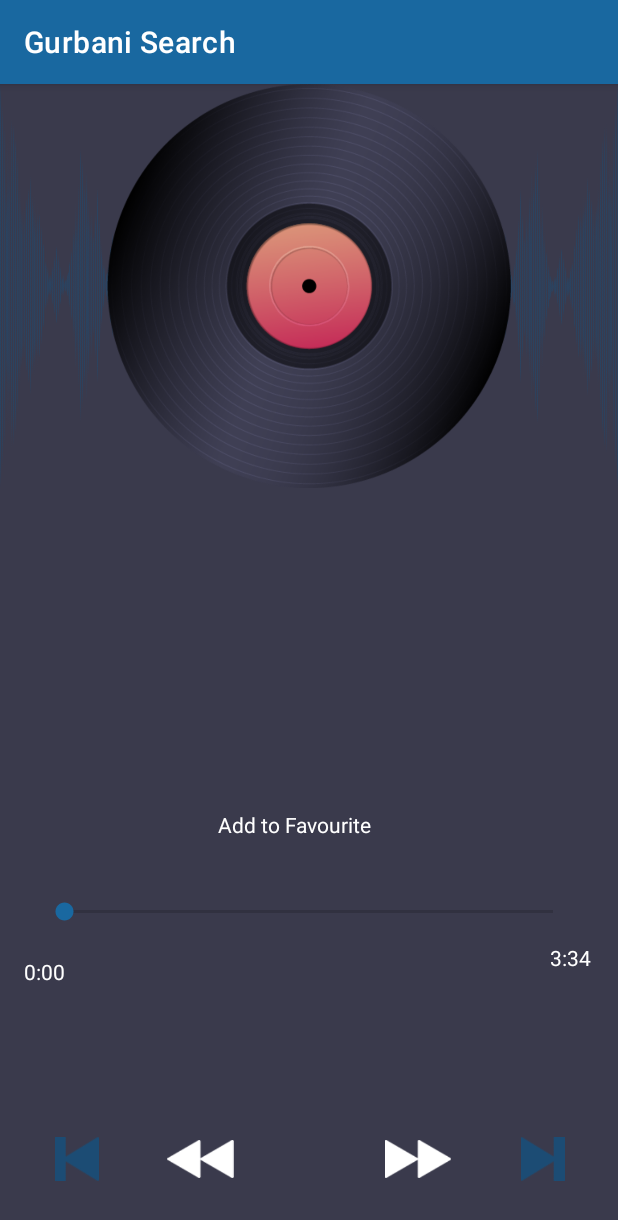
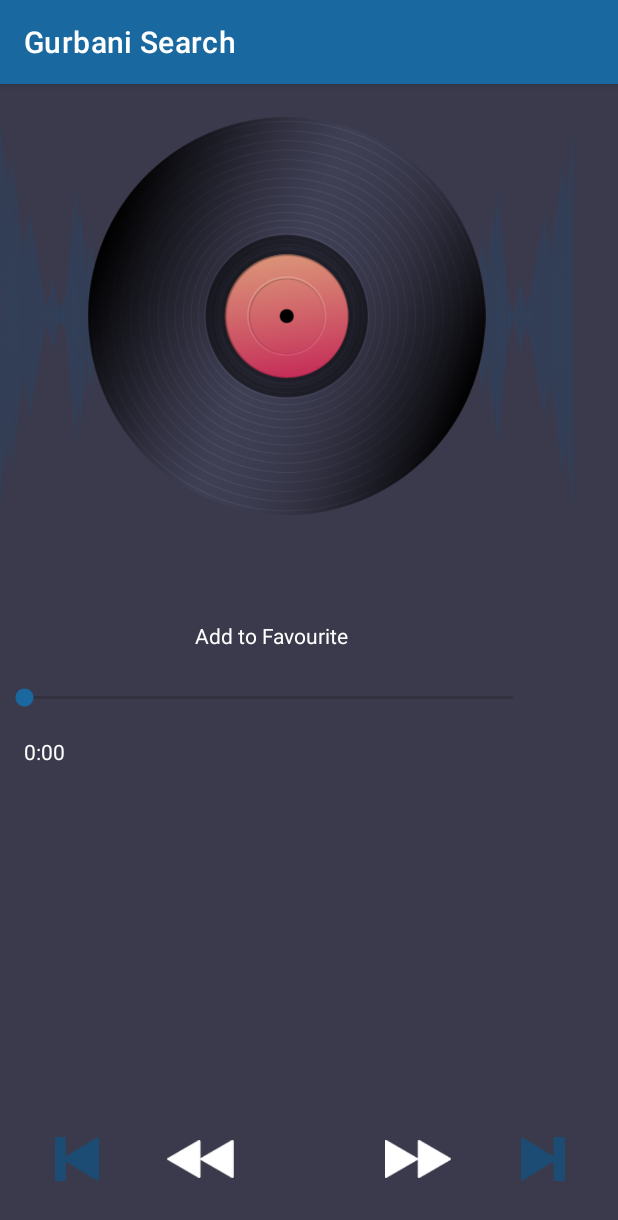
Before and after one commit to parneet5253/finalgurbanisearcher, an Android app: the AudioPlayer screen opened directly, with no data from a screen before it, on a phone screen of 412 x 824 dp. Shown: the top 1220 px of the screen. Run offline under Robolectric (Android 15) with nearby library versions, the phone set to English and light mode, and no system bars; 1 statement that could not run was skipped.

Commit message:
new commit1

```diff
--- a/app/src/main/java/com/example/finalgurbanisearcher/LiveKirtan.kt
+++ b/app/src/main/java/com/example/finalgurbanisearcher/LiveKirtan.kt
@@ -9,16 +9,12 @@ import com.google.android.material.bottomnavigation.BottomNavigationView
 class LiveKirtan : AppCompatActivity() {
 
 
-
         override fun onCreate(savedInstanceState: Bundle?) {
             super.onCreate(savedInstanceState)
             setContentView(R.layout.live_kirtan)
 
-
-
             val bottomMenuBar: BottomNavigationView? = findViewById<BottomNavigationView>(R.id.bottomMenuBar)
             bottomMenuBar?.setOnNavigationItemSelectedListener {
-
 
                 when (it.itemId) {
                     R.id.home -> {
--- /dev/null
+++ b/app/src/main/res/drawable/ic_baseline_arrow_forward_ios_24.xml
@@ -0,0 +1,6 @@
+<vector android:alpha="0.99" android:autoMirrored="true"
+    android:height="24dp" android:tint="#F8F3F3"
+    android:viewportHeight="24" android:viewportWidth="24"
+    android:width="24dp" xmlns:android="http://schemas.android.com/apk/res/android">
+    <path android:fillColor="@android:color/white" android:pathData="M6.23,20.23l1.77,1.77l10,-10l-10,-10l-1.77,1.77l8.23,8.23z"/>
+</vector>
--- a/app/src/main/res/layout/audio_list.xml
+++ b/app/src/main/res/layout/audio_list.xml
@@ -17,7 +17,7 @@
             android:layout_width="40dp"
             android:layout_height="40dp"
             android:layout_centerVertical="true"
-            android:layout_marginStart="10dp"
+            android:layout_marginStart="22dp"
             android:background="@color/homePageBackgroundColor"
             android:src="@drawable/musicplaybutton" />
 
@@ -26,7 +26,7 @@
             android:layout_width="220sp"
             android:layout_height="25sp"
             android:layout_marginStart="75dp"
-            android:layout_marginTop="5dp"
+            android:layout_marginTop="10dp"
             android:ellipsize="end"
             android:maxLines="1"
             android:textColor="@color/white"
@@ -37,7 +37,7 @@
             android:layout_width="220sp"
             android:layout_height="25sp"
             android:layout_marginStart="75dp"
-            android:layout_marginTop="30dp"
+            android:layout_marginTop="35dp"
             android:ellipsize="end"
             android:maxLines="1"
             android:textColor="@color/white"
--- a/app/src/main/res/layout/audio_player.xml
+++ b/app/src/main/res/layout/audio_player.xml
@@ -7,78 +7,71 @@
     android:background="#3a3a4c"
     tools:context=".MainActivity">
 
+    <LinearLayout
+        android:id="@+id/linearLayout"
+        android:layout_width="406dp"
+        android:layout_height="460dp"
+        android:orientation="vertical"
+        tools:ignore="MissingConstraints">
+
         <ImageView
             android:id="@+id/imageViewa1"
-        android:layout_width="412sp"
-        android:layout_height="269sp"
+            android:layout_width="wrap_content"
+            android:layout_height="265sp"
+            android:layout_marginTop="22dp"
+            android:layout_marginRight="24dp"
             android:background="@drawable/soundwave"
             app:srcCompat="@drawable/audioicon"
-        tools:layout_editor_absoluteX="4dp"
-        tools:layout_editor_absoluteY="30dp"
             tools:ignore="MissingConstraints" />
 
         <TextView
             android:id="@+id/audio_name"
             android:layout_width="221sp"
-        android:layout_height="50sp"
+            android:layout_height="35sp"
+            android:layout_marginLeft="74dp"
+            android:layout_marginTop="30dp"
             android:textAlignment="center"
             android:textColor="@color/white"
-        android:textStyle="bold"
-        app:layout_constraintBottom_toBottomOf="parent"
-        app:layout_constraintEnd_toEndOf="parent"
-        app:layout_constraintStart_toStartOf="parent"
-        app:layout_constraintTop_toTopOf="parent"
-        app:layout_constraintVertical_bias="0.602" />
+            android:textStyle="bold" />
 
         <TextView
             android:id="@+id/add_to_favourates"
             android:layout_width="120sp"
-        android:layout_height="32sp"
+            android:layout_height="20sp"
+            android:layout_marginLeft="130dp"
+            android:layout_marginTop="5dp"
             android:text="Add to Favourite"
-        android:textColor="@color/white"
+            android:textColor="@color/white" />
 
-        app:layout_constraintBottom_toBottomOf="parent"
-        app:layout_constraintEnd_toEndOf="parent"
-        app:layout_constraintHorizontal_bias="0.498"
-        app:layout_constraintStart_toStartOf="parent"
-        app:layout_constraintTop_toTopOf="parent"
-        app:layout_constraintVertical_bias="0.658" />
 
         <SeekBar
             android:id="@+id/PlayerSeekbar"
             android:layout_width="358sp"
             android:layout_height="52sp"
-        app:layout_constraintBottom_toBottomOf="parent"
-        app:layout_constraintEnd_toEndOf="parent"
-        app:layout_constraintHorizontal_bias="0.498"
-        app:layout_constraintStart_toStartOf="parent"
-        app:layout_constraintTop_toTopOf="parent"
-        app:layout_constraintVertical_bias="0.735" />
+            android:layout_marginTop="5dp"
+            tools:ignore="MissingConstraints" />
+
+
 
             <TextView
                 android:id="@+id/current"
                 android:layout_width="53sp"
                 android:layout_height="22sp"
-        android:layout_marginBottom="164sp"
                 android:text="0:00"
-        android:textColor="@color/white"
-        app:layout_constraintBottom_toBottomOf="parent"
-        app:layout_constraintEnd_toEndOf="parent"
-        app:layout_constraintHorizontal_bias="0.044"
-        app:layout_constraintStart_toStartOf="parent" />
+                android:layout_marginLeft="16dp"
+                android:textColor="@color/white" />
 
             <TextView
                 android:id="@+id/total"
                 android:layout_width="wrap_content"
                 android:layout_height="wrap_content"
+                android:layout_marginLeft="230dp"
                 android:text="3:34"
-        android:textColor="@color/white"
-        app:layout_constraintBottom_toBottomOf="parent"
-        app:layout_constraintEnd_toEndOf="parent"
-        app:layout_constraintHorizontal_bias="0.954"
-        app:layout_constraintStart_toStartOf="parent"
-        app:layout_constraintTop_toTopOf="parent"
-        app:layout_constraintVertical_bias="0.765" />
+                android:textColor="@color/white" />
+
+        </LinearLayout>
+
+
 
     <LinearLayout
         android:id="@+id/linearLayouta"
@@ -113,7 +106,6 @@
             android:layout_height="85sp"
             android:layout_weight="1"
              />
-
         <ImageView
             android:id="@+id/fastForward"
             android:layout_width="52sp"
--- a/app/src/main/res/menu/menu_main.xml
+++ b/app/src/main/res/menu/menu_main.xml
@@ -14,7 +14,4 @@
     android:icon="@drawable/ic_baseline_settings_24"
     app:showAsAction="always">
 </item>
-
-
-
 </menu>
--- a/build.gradle
+++ b/build.gradle
@@ -5,7 +5,7 @@ buildscript {
         mavenCentral()
     }
     dependencies {
-        classpath "com.android.tools.build:gradle:7.0.4"
+        classpath 'com.android.tools.build:gradle:7.1.1'
         classpath 'org.jetbrains.kotlin:kotlin-gradle-plugin:1.6.10'
 
         // NOTE: Do not place your application dependencies here; they belong
```
Also changed, not shown: app/src/main/res/drawable-v24/soundwaves.png (added), gradle/wrapper/gradle-wrapper.properties. Lines whose indentation alone changed are shown as unchanged.
